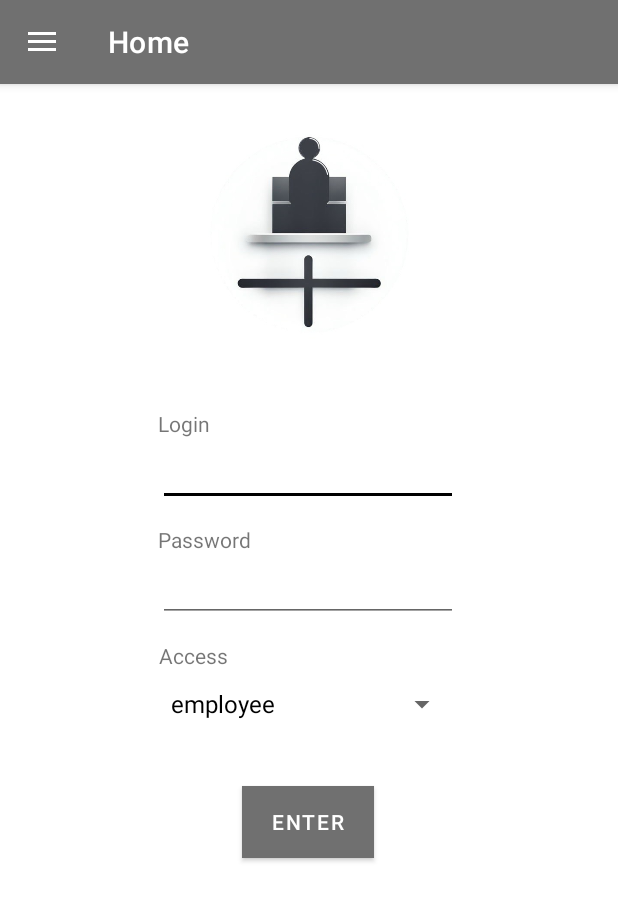
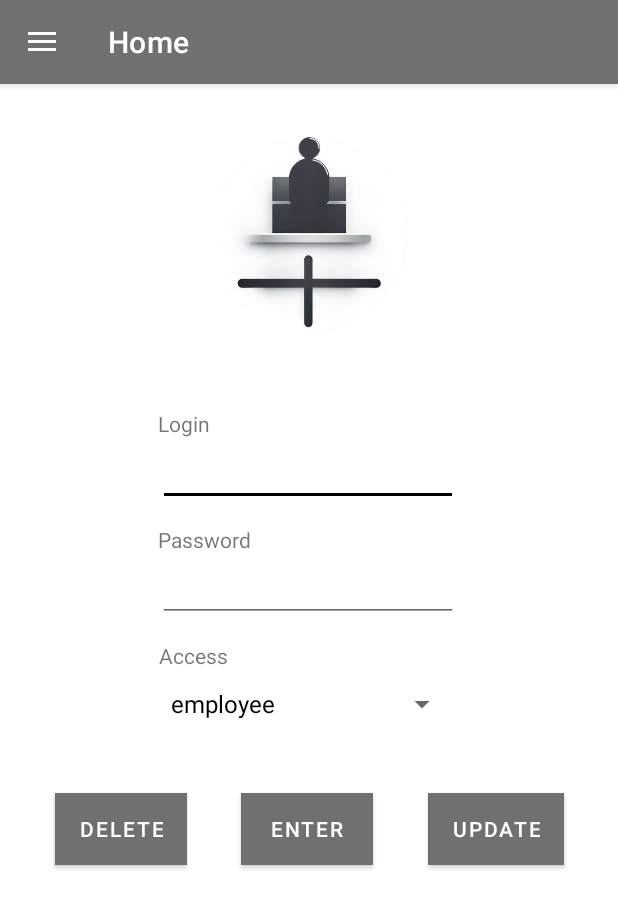
Before and after one commit to msnthr0pe/kurs, an Android app: the fragment AddEmployeeFragment placed in its activity, after a tap on "ENTER", on a phone screen of 412 x 824 dp. Shown: the top 908 px of the screen. Run offline under Robolectric (Android 15) with nearby library versions, the phone set to English and light mode, and no system bars; our stand-ins replace Firebase (no records; nobody signed in at launch, a user with empty details on screens opened directly).

Commit message:
working delete

```diff
--- a/app/src/main/java/com/example/kurs/Activity.java
+++ b/app/src/main/java/com/example/kurs/Activity.java
@@ -65,7 +65,7 @@ public class Activity extends AppCompatActivity implements NavigationView.OnNavi
     {
         navigationView = findViewById(R.id.nav_view);
         Menu navMenu = navigationView.getMenu();
-        navMenu.findItem(R.id.nav_add).setVisible(false);
+        navMenu.findItem(R.id.nav_edit).setVisible(false);
     }
 
     @Override
@@ -85,9 +85,9 @@ public class Activity extends AppCompatActivity implements NavigationView.OnNavi
             getSupportFragmentManager().beginTransaction().replace(R.id.fragment_container, new EmployeesFragment()).commit();
             toolbar.setTitle("Employees");
         }
-        if (id == R.id.nav_add) {
+        if (id == R.id.nav_edit) {
             getSupportFragmentManager().beginTransaction().replace(R.id.fragment_container, new AddEmployeeFragment()).commit();
-            toolbar.setTitle("Add login information");
+            toolbar.setTitle("Login information editor");
         }
         if (id == R.id.nav_logout) {
             Toast.makeText(this, "Logout successful", Toast.LENGTH_SHORT).show();
--- a/app/src/main/java/com/example/kurs/AddEmployeeFragment.java
+++ b/app/src/main/java/com/example/kurs/AddEmployeeFragment.java
@@ -5,7 +5,6 @@ import android.os.Bundle;
 import androidx.annotation.NonNull;
 import androidx.fragment.app.Fragment;
 
-import android.util.Log;
 import android.view.LayoutInflater;
 import android.view.View;
 import android.view.ViewGroup;
@@ -25,12 +24,11 @@ import com.google.firebase.firestore.DocumentSnapshot;
 import com.google.firebase.firestore.FirebaseFirestore;
 import com.google.firebase.firestore.QuerySnapshot;
 
-import java.util.ArrayList;
 import java.util.Arrays;
 import java.util.HashMap;
-import java.util.HashSet;
 import java.util.List;
 import java.util.Map;
+import java.util.Objects;
 
 
 public class AddEmployeeFragment extends Fragment {
@@ -41,7 +39,9 @@ public class AddEmployeeFragment extends Fragment {
     EditText newLogin;
     EditText newPassword;
     private String accessLevel;
-    private Button enter;
+    private Button enterBtn;
+    private Button deleteBtn;
+    private Button updateBtn;
 
 
 
@@ -73,16 +73,20 @@ public class AddEmployeeFragment extends Fragment {
             }
         });
 
-        enter = view.findViewById(R.id.enter);
-        enter.setOnClickListener(v -> {
+        enterBtn = view.findViewById(R.id.enter);
+        enterBtn.setOnClickListener(v -> {
             checkForDuplicates();
+        });
+        deleteBtn = view.findViewById(R.id.delete);
+        deleteBtn.setOnClickListener(v -> {
+            deleteRecord();
         });
 
         return view;
     }
 
     private void refreshAccessSpinner() {
-        List<String> arr = Arrays.asList("employee", "manager", "admin");
+        List<String> arr = Arrays.asList("employee", "manager");
 
         if (getActivity() != null) {
             adapter = new ArrayAdapter<>(getActivity(), android.R.layout.simple_spinner_dropdown_item, arr);
@@ -91,7 +95,7 @@ public class AddEmployeeFragment extends Fragment {
         }
     }
 
-    private void saveData() {
+    private void saveRecord() {
         db = FirebaseFirestore.getInstance();
 
         String login = newLogin.getText().toString();
@@ -121,6 +125,51 @@ public class AddEmployeeFragment extends Fragment {
                 });
     }
 
+    private void deleteRecord(){
+        db = FirebaseFirestore.getInstance();
+
+        String login = newLogin.getText().toString();
+
+        db.collection("credentials")
+                .whereEqualTo("login", login)
+                .get().addOnCompleteListener(new OnCompleteListener<QuerySnapshot>() {
+                    @Override
+                    public void onComplete(@NonNull Task<QuerySnapshot> task) {
+
+                        if (task.isSuccessful() && !task.getResult().isEmpty()) {
+                            DocumentSnapshot documentSnapshot = task.getResult().getDocuments().get(0);
+                            String access = documentSnapshot.getString("access");
+                            if (Objects.equals(access, "admin")) {
+                                Toast.makeText(getActivity(), "Unable to delete admin user", Toast.LENGTH_SHORT).show();
+                            } else {
+                                String documentID = documentSnapshot.getId();
+                                db.collection("credentials")
+                                        .document(documentID)
+                                        .delete()
+                                        .addOnSuccessListener(new OnSuccessListener<Void>() {
+                                            @Override
+                                            public void onSuccess(Void unused) {
+
+                                                Toast.makeText(getActivity(), "Success", Toast.LENGTH_SHORT).show();
+
+                                            }
+                                        }).addOnFailureListener(new OnFailureListener() {
+                                            @Override
+                                            public void onFailure(@NonNull Exception e) {
+
+                                                Toast.makeText(getActivity(), "Failed", Toast.LENGTH_SHORT).show();
+
+                                            }
+                                        });
+                            }
+                        } else {
+
+                            Toast.makeText(getActivity(), "No such record", Toast.LENGTH_SHORT).show();
+                        }
+                    }
+                });
+    }
+
     private void checkForDuplicates(){
         db = FirebaseFirestore.getInstance();
 
@@ -135,7 +184,7 @@ public class AddEmployeeFragment extends Fragment {
                         newLogin.setText("");
                         newPassword.setText("");
                     } else {
-                        saveData();
+                        saveRecord();
                     }
                 });
     }
--- a/app/src/main/res/layout/fragment_add_employee.xml
+++ b/app/src/main/res/layout/fragment_add_employee.xml
@@ -6,6 +6,34 @@
     android:layout_height="match_parent"
     tools:context=".AddEmployeeFragment">
 
+
+    <Button
+        android:id="@+id/update"
+        android:layout_width="wrap_content"
+        android:layout_height="wrap_content"
+        android:background="@color/grey"
+        android:text="Update"
+        android:textColor="@color/white"
+        app:layout_constraintBottom_toBottomOf="parent"
+        app:layout_constraintEnd_toEndOf="parent"
+        app:layout_constraintHorizontal_bias="0.521"
+        app:layout_constraintStart_toEndOf="@+id/enter"
+        app:layout_constraintTop_toBottomOf="@+id/access_choice"
+        app:layout_constraintVertical_bias="0.129" />
+
+    <Button
+        android:id="@+id/delete"
+        android:layout_width="wrap_content"
+        android:layout_height="wrap_content"
+        android:background="@color/grey"
+        android:text="Delete"
+        android:textColor="@color/white"
+        app:layout_constraintBottom_toBottomOf="parent"
+        app:layout_constraintEnd_toStartOf="@+id/enter"
+        app:layout_constraintHorizontal_bias="0.507"
+        app:layout_constraintStart_toStartOf="parent"
+        app:layout_constraintTop_toBottomOf="@+id/access_choice"
+        app:layout_constraintVertical_bias="0.129" />
 
     <ImageView
         android:id="@+id/imageView"
@@ -97,14 +125,15 @@
         android:id="@+id/enter"
         android:layout_width="wrap_content"
         android:layout_height="wrap_content"
-        android:layout_marginTop="32dp"
         android:background="@color/grey"
         android:text="Enter"
         android:textColor="@color/white"
-        app:layout_constraintEnd_toEndOf="@+id/access_choice"
-        app:layout_constraintHorizontal_bias="0.495"
-        app:layout_constraintStart_toStartOf="@+id/access_choice"
-        app:layout_constraintTop_toBottomOf="@+id/access_choice" />
+        app:layout_constraintBottom_toBottomOf="parent"
+        app:layout_constraintEnd_toStartOf="@+id/update"
+        app:layout_constraintHorizontal_bias="0.5"
+        app:layout_constraintStart_toEndOf="@+id/delete"
+        app:layout_constraintTop_toBottomOf="@+id/access_choice"
+        app:layout_constraintVertical_bias="0.129" />
 
 
 </androidx.constraintlayout.widget.ConstraintLayout>
--- a/app/src/main/res/menu/nav_menu.xml
+++ b/app/src/main/res/menu/nav_menu.xml
@@ -18,9 +18,9 @@
             android:title="Staff"/>
 
         <item
-            android:id="@+id/nav_add"
+            android:id="@+id/nav_edit"
             android:icon="@drawable/nav_newemployee"
-            android:title="Add employee"/>
+            android:title="Edit accounts"/>
     </group>
     <item
         android:title="Account">
```
